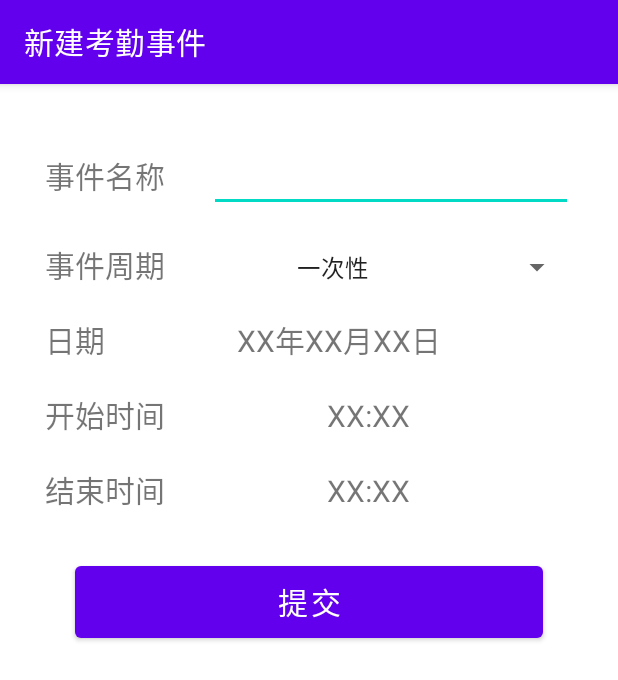
After one commit to Zeromes/Attendance, an Android app: the AddNewAttendanceActivity screen opened directly, with no data from a screen before it, on a phone screen of 412 x 824 dp. The commit adds this screen. Shown: the top 680 px of the screen. Run offline under Robolectric (Android 15) with nearby library versions, the phone set to English and light mode, and no system bars.

Commit message:
完成了考勤事件创建的功能

```diff
--- /dev/null
+++ b/app/src/main/res/layout/activity_add_new_attendance.xml
@@ -0,0 +1,218 @@
+<?xml version="1.0" encoding="utf-8"?>
+<androidx.constraintlayout.widget.ConstraintLayout xmlns:android="http://schemas.android.com/apk/res/android"
+    xmlns:app="http://schemas.android.com/apk/res-auto"
+    xmlns:tools="http://schemas.android.com/tools"
+    android:layout_width="match_parent"
+    android:layout_height="match_parent"
+    tools:context=".ui.myAttendance.AddNewAttendanceActivity">
+
+    <ScrollView
+        android:layout_width="match_parent"
+        android:layout_height="match_parent"
+        app:layout_constraintBottom_toBottomOf="parent"
+        app:layout_constraintEnd_toEndOf="parent"
+        app:layout_constraintStart_toStartOf="parent"
+        app:layout_constraintTop_toTopOf="parent">
+
+        <LinearLayout
+            android:layout_width="match_parent"
+            android:layout_height="wrap_content"
+            android:layout_marginHorizontal="30dp"
+            android:layout_marginTop="30dp"
+            android:orientation="vertical">
+
+            <LinearLayout
+                android:layout_width="match_parent"
+                android:layout_height="match_parent"
+                android:layout_marginVertical="10dp"
+                android:orientation="horizontal">
+
+                <TextView
+                    android:layout_width="wrap_content"
+                    android:layout_height="wrap_content"
+                    android:layout_weight="1"
+                    android:text="@string/attendance_event_name"
+                    android:textSize="20sp" />
+
+                <EditText
+                    android:id="@+id/editTextAttendanceEventName"
+                    android:layout_width="wrap_content"
+                    android:layout_height="wrap_content"
+                    android:layout_weight="1"
+                    android:ems="10"
+                    android:inputType="textPersonName" />
+
+            </LinearLayout>
+
+            <LinearLayout
+                android:layout_width="match_parent"
+                android:layout_height="match_parent"
+                android:layout_marginVertical="10dp"
+                android:orientation="horizontal">
+
+                <TextView
+                    android:layout_width="wrap_content"
+                    android:layout_height="wrap_content"
+                    android:layout_weight="1"
+                    android:text="@string/event_cycle"
+                    android:textSize="20sp" />
+
+                <Spinner
+                    android:id="@+id/cycleSpinner"
+                    android:layout_width="wrap_content"
+                    android:layout_height="wrap_content"
+                    android:layout_weight="1"
+                    android:entries="@array/cycle_type" />
+            </LinearLayout>
+
+            <LinearLayout
+                android:id="@+id/datePickGroup"
+                android:layout_width="match_parent"
+                android:layout_height="match_parent"
+                android:layout_marginVertical="10dp"
+                android:orientation="horizontal">
+
+                <TextView
+                    android:layout_width="wrap_content"
+                    android:layout_height="wrap_content"
+                    android:layout_weight="1"
+                    android:text="@string/date"
+                    android:textSize="20sp" />
+
+                <TextView
+                    android:id="@+id/dateTextView"
+                    android:layout_width="wrap_content"
+                    android:layout_height="wrap_content"
+                    android:layout_weight="1"
+                    android:onClick="onClickDatePicker"
+                    android:text="XX年XX月XX日"
+                    android:textSize="20sp" />
+
+            </LinearLayout>
+
+            <LinearLayout
+                android:id="@+id/weekdayPickGroup"
+                android:layout_width="match_parent"
+                android:layout_height="wrap_content"
+                android:orientation="vertical">
+
+                <CheckBox
+                    android:id="@+id/weekdayCheckBox1"
+                    android:layout_width="wrap_content"
+                    android:layout_height="wrap_content"
+                    android:text="@string/Monday"
+                    android:textSize="20sp" />
+
+                <CheckBox
+                    android:id="@+id/weekdayCheckBox2"
+                    android:layout_width="match_parent"
+                    android:layout_height="wrap_content"
+                    android:text="@string/Tuesday"
+                    android:textSize="20sp" />
+
+                <CheckBox
+                    android:id="@+id/weekdayCheckBox3"
+                    android:layout_width="match_parent"
+                    android:layout_height="wrap_content"
+                    android:text="@string/Wednesday"
+                    android:textSize="20sp" />
+
+                <CheckBox
+                    android:id="@+id/weekdayCheckBox4"
+                    android:layout_width="match_parent"
+                    android:layout_height="wrap_content"
+                    android:text="@string/Thursday"
+                    android:textSize="20sp" />
+
+                <CheckBox
+                    android:id="@+id/weekdayCheckBox5"
+                    android:layout_width="match_parent"
+                    android:layout_height="wrap_content"
+                    android:text="@string/Friday"
+                    android:textSize="20sp" />
+
+                <CheckBox
+                    android:id="@+id/weekdayCheckBox6"
+                    android:layout_width="match_parent"
+                    android:layout_height="wrap_content"
+                    android:text="@string/Saturday"
+                    android:textSize="20sp" />
+
+                <CheckBox
+                    android:id="@+id/weekdayCheckBox7"
+                    android:layout_width="match_parent"
+                    android:layout_height="wrap_content"
+                    android:text="@string/Sunday"
+                    android:textSize="20sp" />
+
+            </LinearLayout>
+
+            <LinearLayout
+                android:layout_width="match_parent"
+                android:layout_height="match_parent"
+                android:layout_marginVertical="10dp"
+                android:orientation="horizontal">
+
+                <TextView
+                    android:layout_width="wrap_content"
+                    android:layout_height="wrap_content"
+                    android:layout_weight="1"
+                    android:text="@string/start_time"
+                    android:textSize="20sp" />
+
+                <TextView
+                    android:id="@+id/startTimeTextView"
+                    android:layout_width="wrap_content"
+                    android:layout_height="wrap_content"
+                    android:layout_weight="1"
+                    android:onClick="onClickStartTimePicker"
+                    android:text="XX:XX"
+                    android:textSize="20sp" />
+            </LinearLayout>
+
+            <LinearLayout
+                android:layout_width="match_parent"
+                android:layout_height="match_parent"
+                android:layout_marginVertical="10dp"
+                android:orientation="horizontal">
+
+                <TextView
+                    android:layout_width="wrap_content"
+                    android:layout_height="wrap_content"
+                    android:layout_weight="1"
+                    android:text="@string/end_time"
+                    android:textSize="20sp" />
+
+                <TextView
+                    android:id="@+id/endTimeTextView"
+                    android:layout_width="wrap_content"
+                    android:layout_height="wrap_content"
+                    android:layout_weight="1"
+                    android:onClick="onClickEndTimePicker"
+                    android:text="XX:XX"
+                    android:textSize="20sp" />
+            </LinearLayout>
+
+            <TextView
+                android:id="@+id/warningNote"
+                android:layout_width="wrap_content"
+                android:layout_height="wrap_content"
+                android:layout_gravity="center"
+                android:layout_marginVertical="10dp"
+                android:text="@string/interval_too_short_warning_note"
+                android:textColor="#FF0000"
+                android:visibility="gone" />
+
+            <Button
+                android:layout_width="match_parent"
+                android:layout_height="60dp"
+                android:layout_marginHorizontal="20dp"
+                android:layout_marginVertical="20dp"
+                android:onClick="onClickSubmit"
+                android:text="@string/submit"
+                android:textSize="20sp" />
+
+        </LinearLayout>
+    </ScrollView>
+
+</androidx.constraintlayout.widget.ConstraintLayout>
--- a/app/src/main/res/layout/fragment_my_attendance.xml
+++ b/app/src/main/res/layout/fragment_my_attendance.xml
@@ -81,6 +81,7 @@
                     android:layout_height="match_parent"
                     android:layout_margin="30dp"
                     android:clickable="true"
+                    android:onClick="onClickCreateAttendanceEvent"
                     app:cardBackgroundColor="#4CAF50"
                     app:cardCornerRadius="20dp">
 
--- /dev/null
+++ b/app/src/main/res/values/arrays.xml
@@ -0,0 +1,8 @@
+<?xml version="1.0" encoding="utf-8"?>
+<resources>
+    <string-array name="cycle_type">
+        <item>一次性</item>
+        <item>每天</item>
+        <item>每星期</item>
+    </string-array>
+</resources>
--- a/app/src/main/res/values/strings.xml
+++ b/app/src/main/res/values/strings.xml
@@ -4,6 +4,9 @@
     <string name="title_dashboard">我的考勤</string>
     <string name="title_notifications">个人信息</string>
     <string name="login_or_register">登录/注册</string>
+    <string name="face_recognize">人脸识别</string>
+    <string name="add_new_attendance">新建考勤事件</string>
+
     <string name="title_activity_login">LoginActivity</string>
     <string name="prompt_email">Email</string>
     <string name="prompt_password">Password</string>
@@ -34,4 +37,21 @@
     <string name="original_password">原密码</string>
     <string name="new_password">新密码</string>
 
+    <string name="attendance_event_name">事件名称</string>
+    <string name="event_cycle">事件周期</string>
+    <string name="date">日期</string>
+    <string name="start_time">开始时间</string>
+    <string name="end_time">结束时间</string>
+
+    <string name="Monday">星期一</string>
+    <string name="Tuesday">星期二</string>
+    <string name="Wednesday">星期三</string>
+    <string name="Thursday">星期四</string>
+    <string name="Friday">星期五</string>
+    <string name="Saturday">星期六</string>
+    <string name="Sunday">星期日</string>
+
+    <string name="submit">提交</string>
+    <string name="cross_day_warning_note">结束时间将会延续到次日！</string>
+    <string name="interval_too_short_warning_note">结束时间与开始时间相距太近，建议大于十分钟！</string>
 </resources>
```
Also changed, not shown: app/src/main/AndroidManifest.xml (+13 -6 lines), app/src/main/java/com/example/attendance/MainActivity.kt (+21 -0 lines), app/src/main/java/com/example/attendance/ui/myAttendance/AddNewAttendanceActivity.kt (added, +231 -0 lines), app/src/main/java/com/example/attendance/ui/myAttendance/EventDetailActivity.kt (added, +14 -0 lines), app/src/main/res/layout/activity_event_detail.xml (added, +9 -0 lines).
